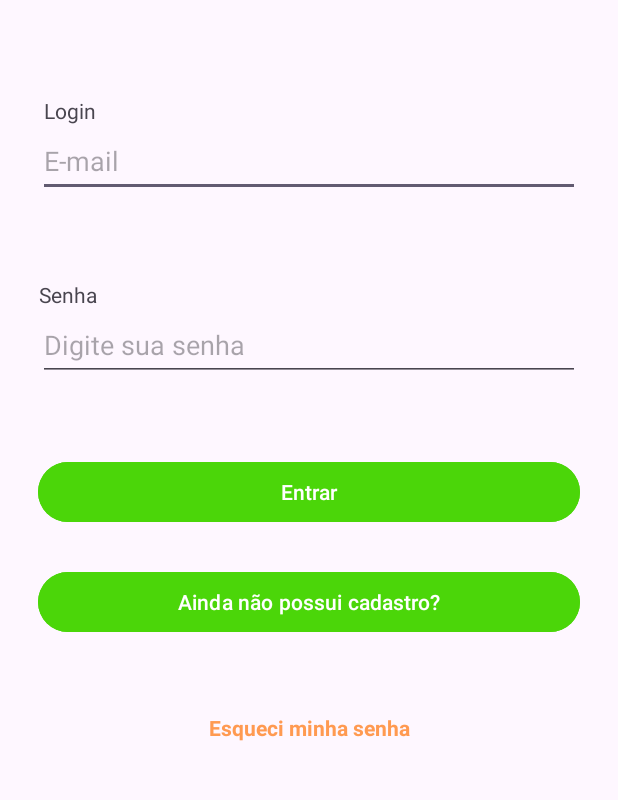
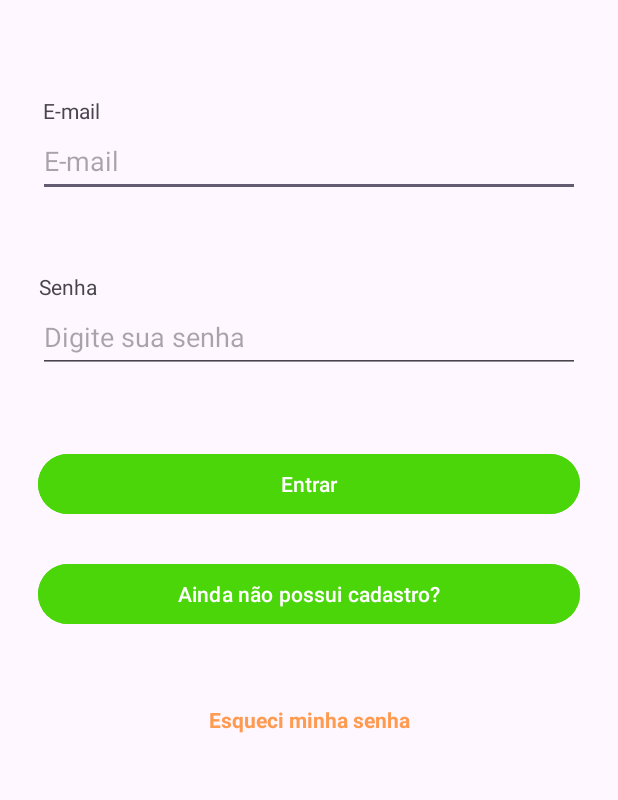
Before and after one commit to beginner-mayrom/RecoletaAndroid, an Android app: the screen it shows after launch (MainActivity), on a phone screen of 412 x 824 dp, the part 230-1030 px from its top. Run offline under Robolectric (Android 15) with nearby library versions, the phone set to English and light mode, and no system bars.

Commit message:
fixed main page

```diff
--- a/app/src/main/res/layout/activity_main.xml
+++ b/app/src/main/res/layout/activity_main.xml
@@ -8,31 +8,30 @@
     tools:context=".MainActivity">
 
     <TextView
-        android:id="@+id/textViewEmail3"
+        android:id="@+id/textViewEmail"
         android:layout_width="wrap_content"
         android:layout_height="wrap_content"
         android:layout_marginStart="25dp"
         android:layout_marginTop="64dp"
         android:layout_marginEnd="328dp"
-        android:text="Login"
+        android:text="E-mail"
         app:layout_constraintEnd_toEndOf="parent"
         app:layout_constraintHorizontal_bias="0.173"
         app:layout_constraintStart_toStartOf="parent"
         app:layout_constraintTop_toBottomOf="@+id/imageView" />
 
     <com.google.android.material.textfield.TextInputEditText
-        android:id="@+id/textInputEditEndereco"
+        android:id="@+id/textInputEmail"
         android:layout_width="match_parent"
         android:layout_height="48dp"
         android:layout_marginStart="25dp"
         android:layout_marginEnd="25dp"
-        android:layout_marginBottom="50dp"
         android:hint="E-mail"
         android:shadowColor="@color/black"
         app:layout_constraintBottom_toTopOf="@+id/textViewSenha"
         app:layout_constraintEnd_toEndOf="parent"
         app:layout_constraintStart_toStartOf="parent"
-        app:layout_constraintTop_toBottomOf="@+id/textViewEmail3" />
+        app:layout_constraintTop_toBottomOf="@+id/textViewEmail" />
 
     <ImageView
         android:id="@+id/imageView"
@@ -51,17 +50,17 @@
         android:layout_width="wrap_content"
         android:layout_height="wrap_content"
         android:layout_marginStart="25dp"
-        android:layout_marginTop="5dp"
+        android:layout_marginTop="50dp"
         android:layout_marginEnd="347dp"
         android:text="Senha"
-        app:layout_constraintBottom_toTopOf="@+id/editTextTextPassword"
+        app:layout_constraintBottom_toTopOf="@+id/editTextSenha"
         app:layout_constraintEnd_toEndOf="parent"
         app:layout_constraintStart_toStartOf="parent"
-        app:layout_constraintTop_toBottomOf="@+id/textInputEditEndereco"
+        app:layout_constraintTop_toBottomOf="@+id/textInputEmail"
         app:layout_constraintVertical_bias="1.0" />
 
     <Button
-        android:id="@+id/buttonCadastrar"
+        android:id="@+id/buttonEntrar"
         android:layout_width="match_parent"
         android:layout_height="wrap_content"
         android:layout_marginStart="25dp"
@@ -74,7 +73,7 @@
         app:layout_constraintEnd_toEndOf="parent"
         app:layout_constraintHorizontal_bias="0.0"
         app:layout_constraintStart_toStartOf="parent"
-        app:layout_constraintTop_toBottomOf="@+id/editTextTextPassword"
+        app:layout_constraintTop_toBottomOf="@+id/editTextSenha"
         app:rippleColor="#4CAF50"
         app:toggleCheckedStateOnClick="true" />
 
@@ -91,7 +90,7 @@
         app:iconTint="#4CAF50"
         app:layout_constraintEnd_toEndOf="parent"
         app:layout_constraintStart_toStartOf="parent"
-        app:layout_constraintTop_toBottomOf="@+id/buttonCadastrar"
+        app:layout_constraintTop_toBottomOf="@+id/buttonEntrar"
         app:rippleColor="#4BD609"
         app:toggleCheckedStateOnClick="true" />
 
@@ -111,7 +110,7 @@
         app:layout_constraintTop_toBottomOf="@+id/buttonCadastro" />
 
     <EditText
-        android:id="@+id/editTextTextPassword"
+        android:id="@+id/editTextSenha"
         android:layout_width="match_parent"
         android:layout_height="48dp"
         android:layout_marginStart="25dp"
```
